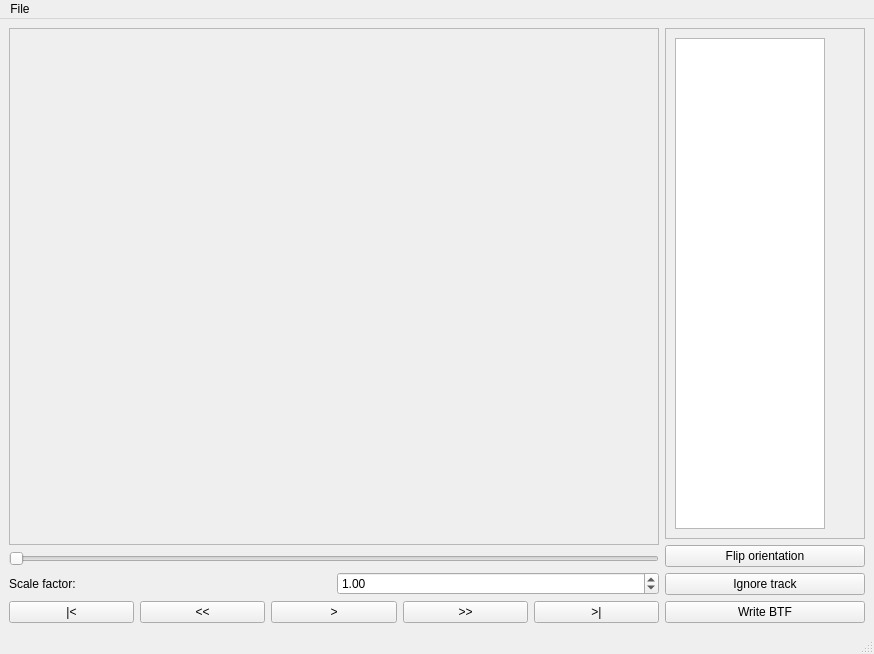
biotracking/biotrack, file trackfixer/mainwindow.ui: the form before one commit.
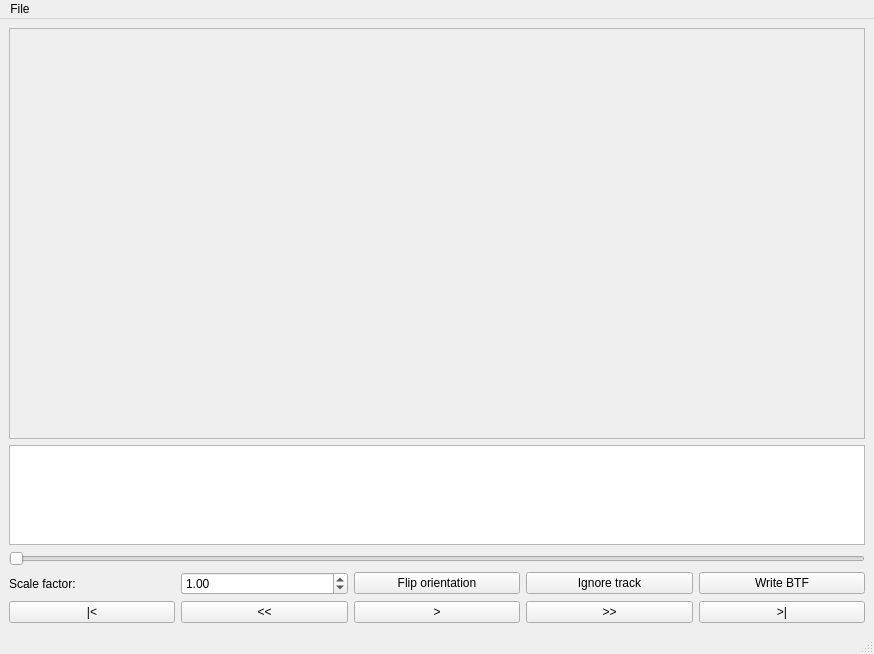
The form after the commit.

Patch:
```diff
--- a/trackfixer/mainwindow.ui
+++ b/trackfixer/mainwindow.ui
@@ -27,8 +27,8 @@
           <rect>
            <x>0</x>
            <y>0</y>
-           <width>449</width>
-           <height>480</height>
+           <width>841</width>
+           <height>348</height>
           </rect>
          </property>
          <layout class="QVBoxLayout" name="verticalLayout">
@@ -43,6 +43,16 @@
         </widget>
        </widget>
       </item>
+      <item>
+       <widget class="QGraphicsView" name="graphicsView">
+        <property name="maximumSize">
+         <size>
+          <width>16777215</width>
+          <height>100</height>
+         </size>
+        </property>
+       </widget>
+      </item>
       <item>
        <widget class="QSlider" name="horizontalSlider">
         <property name="orientation">
@@ -69,6 +79,45 @@
           </property>
          </widget>
         </item>
+        <item>
+         <widget class="QPushButton" name="pushButton_6">
+          <property name="maximumSize">
+           <size>
+            <width>200</width>
+            <height>16777215</height>
+           </size>
+          </property>
+          <property name="text">
+           <string>Flip orientation</string>
+          </property>
+         </widget>
+        </item>
+        <item>
+         <widget class="QPushButton" name="pushButton_8">
+          <property name="maximumSize">
+           <size>
+            <width>200</width>
+            <height>16777215</height>
+           </size>
+          </property>
+          <property name="text">
+           <string>Ignore track</string>
+          </property>
+         </widget>
+        </item>
+        <item>
+         <widget class="QPushButton" name="pushButton_7">
+          <property name="maximumSize">
+           <size>
+            <width>200</width>
+            <height>16777215</height>
+           </size>
+          </property>
+          <property name="text">
+           <string>Write BTF</string>
+          </property>
+         </widget>
+        </item>
        </layout>
       </item>
       <item>
@@ -112,87 +161,6 @@
       </item>
      </layout>
     </item>
-    <item>
-     <layout class="QVBoxLayout" name="verticalLayout_3">
-      <item>
-       <widget class="QScrollArea" name="scrollArea_2">
-        <property name="maximumSize">
-         <size>
-          <width>200</width>
-          <height>16777215</height>
-         </size>
-        </property>
-        <property name="widgetResizable">
-         <bool>true</bool>
-        </property>
-        <widget class="QWidget" name="scrollAreaWidgetContents_4">
-         <property name="geometry">
-          <rect>
-           <x>0</x>
-           <y>0</y>
-           <width>198</width>
-           <height>486</height>
-          </rect>
-         </property>
-         <layout class="QVBoxLayout" name="verticalLayout_4">
-          <item>
-           <widget class="QListWidget" name="listWidget">
-            <property name="maximumSize">
-             <size>
-              <width>150</width>
-              <height>16777215</height>
-             </size>
-            </property>
-            <property name="selectionMode">
-             <enum>QAbstractItemView::MultiSelection</enum>
-            </property>
-           </widget>
-          </item>
-         </layout>
-        </widget>
-       </widget>
-      </item>
-      <item>
-       <widget class="QPushButton" name="pushButton_6">
-        <property name="maximumSize">
-         <size>
-          <width>200</width>
-          <height>16777215</height>
-         </size>
-        </property>
-        <property name="text">
-         <string>Flip orientation</string>
-        </property>
-       </widget>
-      </item>
-      <item>
-       <widget class="QPushButton" name="pushButton_8">
-        <property name="maximumSize">
-         <size>
-          <width>200</width>
-          <height>16777215</height>
-         </size>
-        </property>
-        <property name="text">
-         <string>Ignore track</string>
-        </property>
-       </widget>
-      </item>
-      <item>
-       <widget class="QPushButton" name="pushButton_7">
-        <property name="maximumSize">
-         <size>
-          <width>200</width>
-          <height>16777215</height>
-         </size>
-        </property>
-        <property name="text">
-         <string>Write BTF</string>
-        </property>
-       </widget>
-      </item>
-     </layout>
-    </item>
    </layout>
   </widget>
   <widget class="QStatusBar" name="statusBar"/>
```
Left out of the diff: 2 changed lines with no effect on the pictures.
